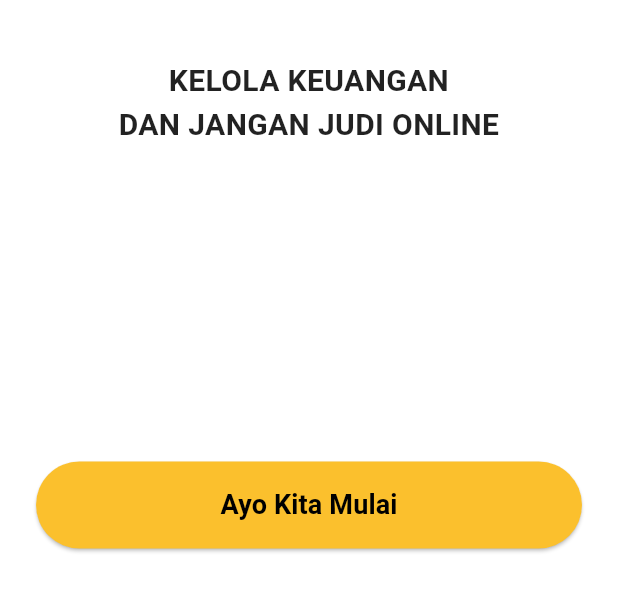
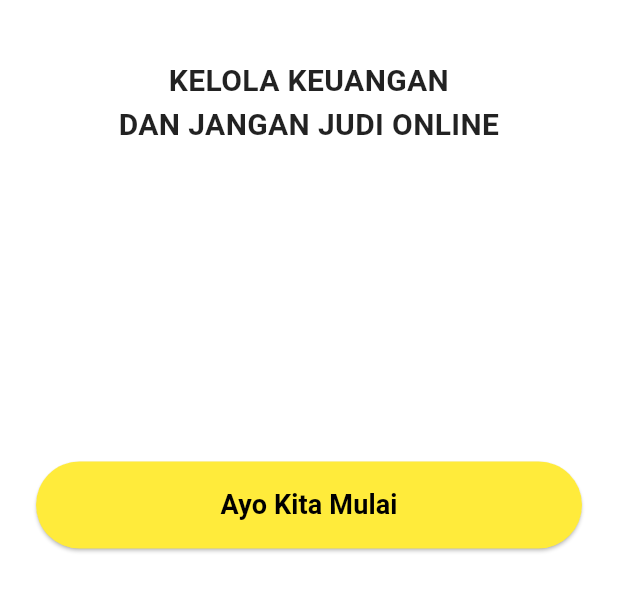
Before and after one commit to yaya7807-ai/mobile-kelompok-09, a Flutter app: the screen it shows after launch, on a phone screen of 412 x 824 dp, the part 494-1106 px from its top. Run offline on Flutter 3.47's test engine with Material 3 defaults, Android fonts, the phone set to English and light mode, and no system bars; our stand-ins replace cloud_firestore, firebase_auth, firebase_core, fl_chart, flutter_svg; accounts and stored records are empty.

Commit message:
perubahan minor pada warna

```diff
--- a/mydompet/lib/screens/on_boarding_screen.dart
+++ b/mydompet/lib/screens/on_boarding_screen.dart
@@ -101,7 +101,7 @@ class _OnboardingScreenState extends State<OnboardingScreen> {
                 height: 8,
                 decoration: BoxDecoration(
                   color: currentIndex == index
-                      ? Colors.amber
+                      ? Colors.yellow
                       : Colors.grey.shade300,
                   borderRadius: BorderRadius.circular(50),
                 ),
--- a/mydompet/lib/screens/welcome_screen.dart
+++ b/mydompet/lib/screens/welcome_screen.dart
@@ -46,7 +46,7 @@ class WelcomeScreen extends StatelessWidget {
                     );
                   },
                   style: ElevatedButton.styleFrom(
-                    backgroundColor: Colors.yellow[700],
+                    backgroundColor: Colors.yellow,
                     foregroundColor: Colors.black,
                     padding: const EdgeInsets.symmetric(vertical: 16),
                     shape: RoundedRectangleBorder(
```
